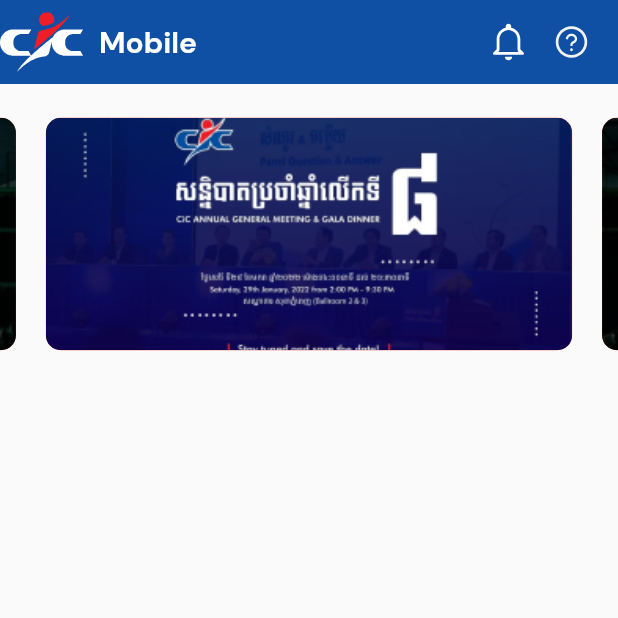
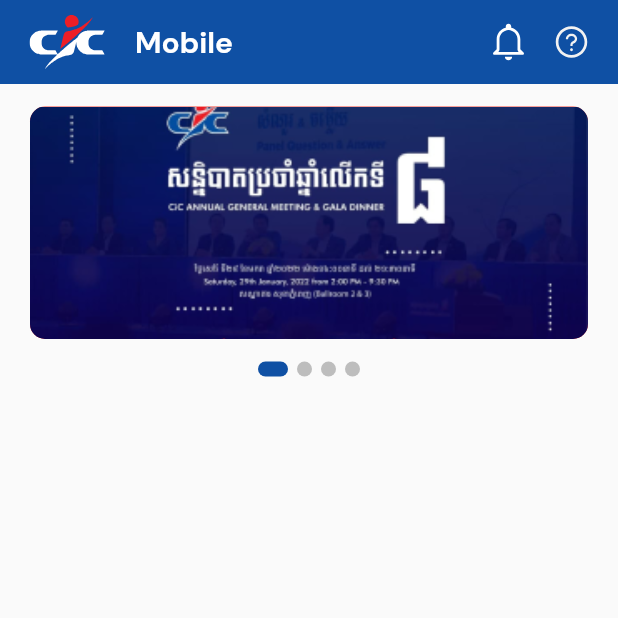
Before and after one commit to TinutChan/cic_mobile, a Flutter app: the HomeScreen screen opened by its route, on a phone screen of 412 x 824 dp, the top half of it. Run offline on Flutter 3.47's test engine with Material 2 defaults, Android fonts, the phone set to English and light mode, and no system bars; drawn by our look-alikes of carousel_slider, smooth_page_indicator; our stand-ins replace flutter_dotenv, flutter_svg, freezed_annotation, get, go_router, otp_text_field and 1 more; accounts and stored records are empty.

Commit message:
homePage

```diff
--- a/lib/auth/login_cic/controllers/login_controller.dart
+++ b/lib/auth/login_cic/controllers/login_controller.dart
@@ -4,7 +4,7 @@ import 'package:get/get.dart';
 
 import '../../../routers/app_router.dart';
 import '../../../utils/helper/shared_preference.dart';
-import '../../../utils/helper/shared_preferences_token.dart';
+import '../../../utils/helper/local_storage.dart';
 
 class LoginController extends GetxController {
   final localStorae = LocalStorage();
--- a/lib/auth/login_cic/screens/login_screen.dart
+++ b/lib/auth/login_cic/screens/login_screen.dart
@@ -1,5 +1,4 @@
 import 'package:cic_mobile/auth/register_cic/components/text_content.dart';
-import 'package:cic_mobile/utils/helper/shared_preference.dart';
 import 'package:flutter/material.dart';
 
 import '../../../constants/color_app/color_app.dart';
@@ -8,7 +7,7 @@ import '../../../routers/app_router.dart';
 import '../../../widgets/custom_button/custom_button.dart';
 
 class LoginScreen extends StatefulWidget {
-  LoginScreen({super.key});
+  const LoginScreen({super.key});
 
   @override
   State<LoginScreen> createState() => _LoginScreenState();
--- a/lib/auth/register_cic/screen/register_screen.dart
+++ b/lib/auth/register_cic/screen/register_screen.dart
@@ -42,7 +42,6 @@ class RegisterScreen extends StatelessWidget {
               textStyle1: AppFont.text18white,
               sectextLabel: 'CiC Mobile App',
               textStyle2: AppFont.text18whiteBold,
-              // text: 'nnnnn',
             ),
             Padding(
               padding: const EdgeInsets.symmetric(horizontal: 20.0),
--- a/lib/constants/color_app/color_app.dart
+++ b/lib/constants/color_app/color_app.dart
@@ -11,4 +11,5 @@ class AppColor {
   static Color greyColor = const Color(0xffafafaf);
   static Color darkGrey = const Color(0xff464646);
   static Color greenColor = const Color(0xff4FA30F);
+  static Color grey4Color = const Color(0xffBDBDBD);
 }
--- a/lib/modules/home/home_screen.dart
+++ b/lib/modules/home/screens/home_screen.dart
@@ -1,3 +1,5 @@
+// ignore_for_file: must_be_immutable
+
 import 'package:carousel_slider/carousel_slider.dart';
 import 'package:cic_mobile/auth/login_cic/controllers/login_controller.dart';
 import 'package:cic_mobile/constants/color_app/color_app.dart';
@@ -5,15 +7,26 @@ import 'package:cic_mobile/constants/font_app/app_font.dart';
 import 'package:flutter/material.dart';
 import 'package:flutter_svg/flutter_svg.dart';
 import 'package:get/get.dart';
+import 'package:smooth_page_indicator/smooth_page_indicator.dart';
 
-class HomeScreen extends StatelessWidget {
-  HomeScreen({super.key});
+class HomeScreen extends StatefulWidget {
+  const HomeScreen({super.key});
 
+  @override
+  State<HomeScreen> createState() => _HomeScreenState();
+}
+
+class _HomeScreenState extends State<HomeScreen> {
   final loginController = Get.put(LoginController());
+  CarouselController con = CarouselController();
   List<String> img = [
     'assets/images/slide_show/slideshow1.png',
     'assets/images/slide_show/slideshow2.png',
+    'assets/images/slide_show/slideshow1.png',
+    'assets/images/slide_show/slideshow2.png',
   ];
+
+  int activeIndex = 0;
 
   @override
   Widget build(BuildContext context) {
@@ -21,9 +34,12 @@ class HomeScreen extends StatelessWidget {
       appBar: AppBar(
         elevation: 0,
         backgroundColor: AppColor.mainColor,
-        titleSpacing: 10,
+        titleSpacing: 0,
         title: Text('Mobile', style: AppFont.text20white),
-        leading: SvgPicture.asset('assets/images/cicz-logo.svg'),
+        leadingWidth: 90,
+        leading: Padding(
+            padding: const EdgeInsets.all(10),
+            child: SvgPicture.asset('assets/images/cicz-logo.svg')),
         actions: [
           SvgPicture.asset('assets/icons/Vector.svg'),
           const SizedBox(width: 20.0),
@@ -34,15 +50,17 @@ class HomeScreen extends StatelessWidget {
       body: Column(
         children: [
           SizedBox(
-            height: 200,
+            height: 185,
             width: double.infinity,
             child: CarouselSlider.builder(
+              carouselController: con,
               itemCount: img.length,
               itemBuilder:
                   (BuildContext context, int itemIndex, int pageViewIndex) =>
                       Container(
                 width: double.infinity,
-                margin: const EdgeInsets.all(10.0),
+                margin: const EdgeInsets.only(
+                    left: 20, right: 20, top: 10, bottom: 10),
                 decoration: BoxDecoration(
                   color: Colors.red,
                   borderRadius: BorderRadius.circular(10),
@@ -55,9 +73,15 @@ class HomeScreen extends StatelessWidget {
                 ),
               ),
               options: CarouselOptions(
+                onPageChanged: (index, reason) {
+                  setState(() {
+                    activeIndex = index;
+                  });
+                },
                 autoPlayCurve: Curves.decelerate,
                 autoPlay: true,
-                viewportFraction: 0.9,
+                viewportFraction: 1,
+                pageSnapping: true,
                 aspectRatio: 1.0,
                 initialPage: 0,
                 height: 175,
@@ -66,6 +90,26 @@ class HomeScreen extends StatelessWidget {
               ),
             ),
           ),
+          AnimatedSmoothIndicator(
+            onDotClicked: (index) {
+              debugPrint('0------$index');
+              setState(() {
+                con.animateToPage(index);
+                activeIndex = index;
+              });
+            },
+            activeIndex: activeIndex,
+            count: img.length,
+            effect: ExpandingDotsEffect(
+              activeDotColor: AppColor.mainColor,
+              dotColor: AppColor.grey4Color,
+              dotHeight: 10,
+              dotWidth: 10,
+              expansionFactor: 2,
+              radius: 5,
+              spacing: 6.0,
+            ),
+          ),
         ],
       ),
       // bottomNavigationBar: BottomNavigationBar()
--- a/lib/routers/app_router.dart
+++ b/lib/routers/app_router.dart
@@ -3,7 +3,7 @@ import 'package:cic_mobile/auth/login_cic/screens/input_phone_password.dart';
 import 'package:cic_mobile/auth/register_cic/screen/create_password_screen.dart';
 import 'package:cic_mobile/auth/register_cic/screen/enter_phone_number_screen.dart';
 import 'package:cic_mobile/auth/register_cic/screen/set_pin_code_screen.dart';
-import 'package:cic_mobile/modules/home/home_screen.dart';
+import 'package:cic_mobile/modules/home/screens/home_screen.dart';
 import 'package:get/get.dart';
 import 'package:go_router/go_router.dart';
 
@@ -18,7 +18,7 @@ final GoRouter approuter = GoRouter(
     GoRoute(
         path: '/',
         builder: (context, state) {
-          return LoginScreen();
+          return const LoginScreen();
         },
         redirect: (context, state) {
           if (loginController.token.value != '') {
--- a/lib/widgets/custom_textfield.dart
+++ b/lib/widgets/custom_textfield.dart
@@ -2,8 +2,9 @@ import 'package:flutter/material.dart';
 
 import '../constants/color_app/color_app.dart';
 
+// ignore: must_be_immutable
 class CustomTextField extends StatelessWidget {
-  CustomTextField({
+ CustomTextField({
     Key? key,
     this.labelText,
     required this.hintText,
--- a/pubspec.yaml
+++ b/pubspec.yaml
@@ -45,6 +45,7 @@ dependencies:
   currency_text_input_formatter: ^2.1.8
   flutter_dotenv: ^5.0.2
   carousel_slider: ^4.2.1
+  smooth_page_indicator: ^1.0.1
 
 
 dev_dependencies:
```
Also changed, not shown: lib/auth/register_cic/model/message_models/messager_model.g.dart, lib/auth/register_cic/model/request_otp_model.g.dart, lib/utils/helper/local_storage.dart (renamed from lib/utils/helper/shared_preferences_token.dart), pubspec.lock.
